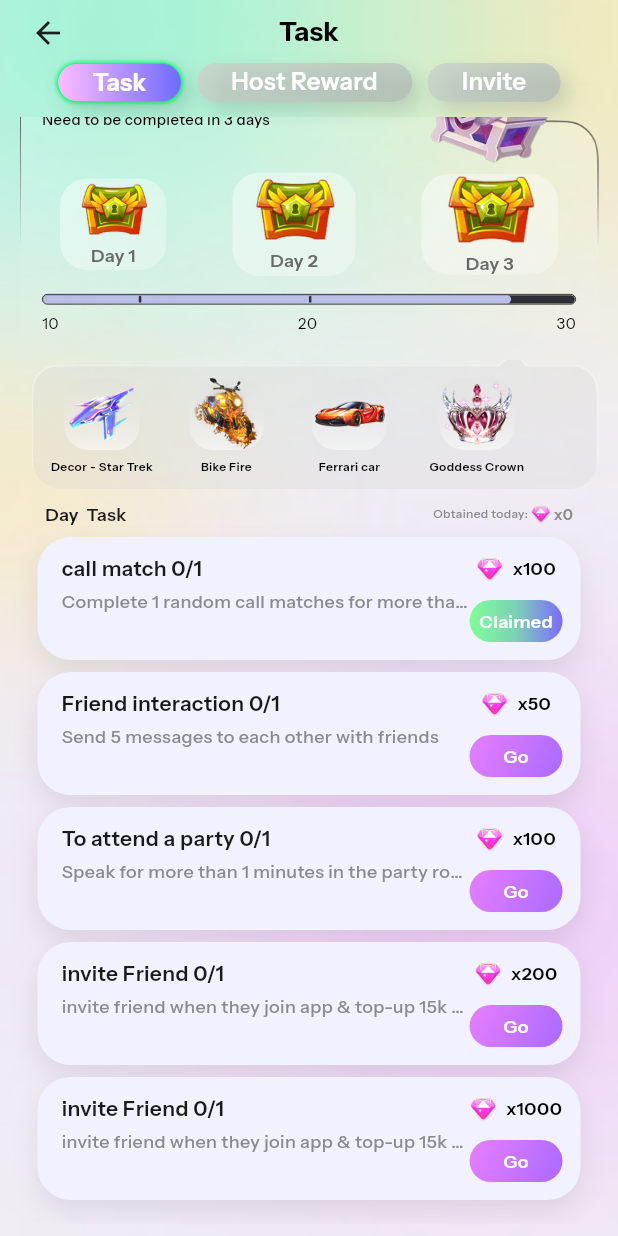
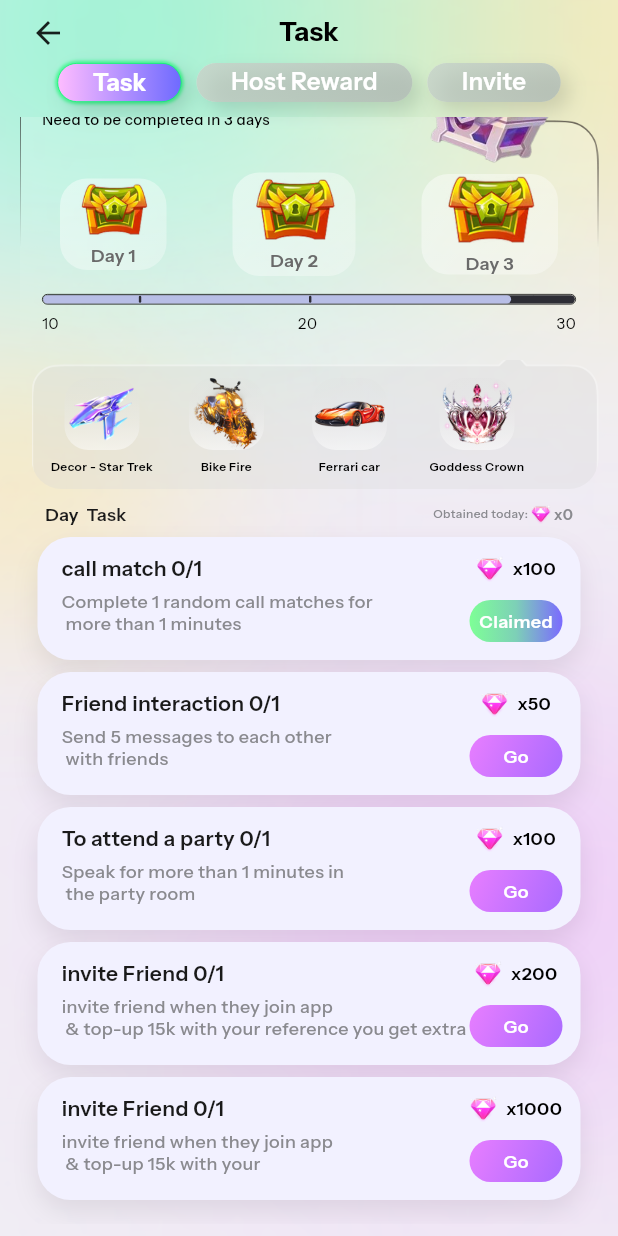
Before and after one commit to aroobaasif001/riolive, a Flutter app: the screen it shows after launch, scrolled down 147 dp, on a phone screen of 412 x 824 dp. Run offline on Flutter 3.47's test engine with Material 3 defaults, Android fonts, the phone set to English and light mode, and no system bars; our stand-ins replace carousel_slider, curved_navigation_bar, flutter_inset_box_shadow, get, google_fonts, gradient_borders and 4 more; missing offline and left inert: agora_rtc_engine; accounts and stored records are empty.

Commit message:
reward screens

```diff
--- a/lib/views/bottom_navi_screens/screens/profile_screen/reward_screens/tabs/task_tab.dart
+++ b/lib/views/bottom_navi_screens/screens/profile_screen/reward_screens/tabs/task_tab.dart
@@ -406,35 +406,35 @@ class TaskTab extends StatelessWidget {
                 _TaskCard(
                   title: 'call match 0/1',
                   subtitle:
-                  'Complete 1 random call matches for more than 1 minutes',
+                  'Complete 1 random call matches for\n more than 1 minutes',
                   reward: 'x100',
                   claimed: true,
                 ),
                 SizedBox(height: 8),
                 _TaskCard(
                   title: 'Friend interaction 0/1',
-                  subtitle: 'Send 5 messages to each other with friends',
+                  subtitle: 'Send 5 messages to each other\n with friends',
                   reward: 'x50',
                 ),
                 SizedBox(height: 8),
                 _TaskCard(
                   title: 'To attend a party 0/1',
                   subtitle:
-                  'Speak for more than 1 minutes in the party room',
+                  'Speak for more than 1 minutes in\n the party room',
                   reward: 'x100',
                 ),
                 SizedBox(height: 8),
                 _TaskCard(
                   title: 'invite Friend 0/1',
                   subtitle:
-                  'invite friend when they join app & top-up 15k with your reference you get extra',
+                  'invite friend when they join app\n & top-up 15k with your reference you get extra',
                   reward: 'x200',
                 ),
                 SizedBox(height: 8),
                 _TaskCard(
                   title: 'invite Friend 0/1',
                   subtitle:
-                  'invite friend when they join app & top-up 15k with your reference you get extra',
+                  'invite friend when they join app\n & top-up 15k with your\n reference you get extra',
                   reward: 'x1000',
                 ),
                 SizedBox(height: 16),
@@ -531,6 +531,7 @@ class _TaskCard extends StatelessWidget {
                   lineHeight: 1.25,
                   color: const Color(0xFF8A8A8F),
                   fontWeight: FontWeight.w500,
+                  maxLines: 2,
                   shadows: const [],
                 ),
               ],
```
